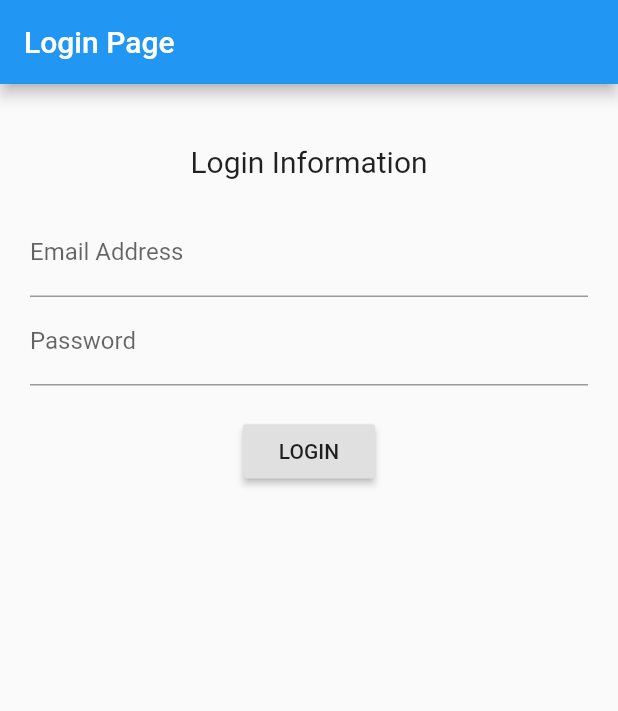
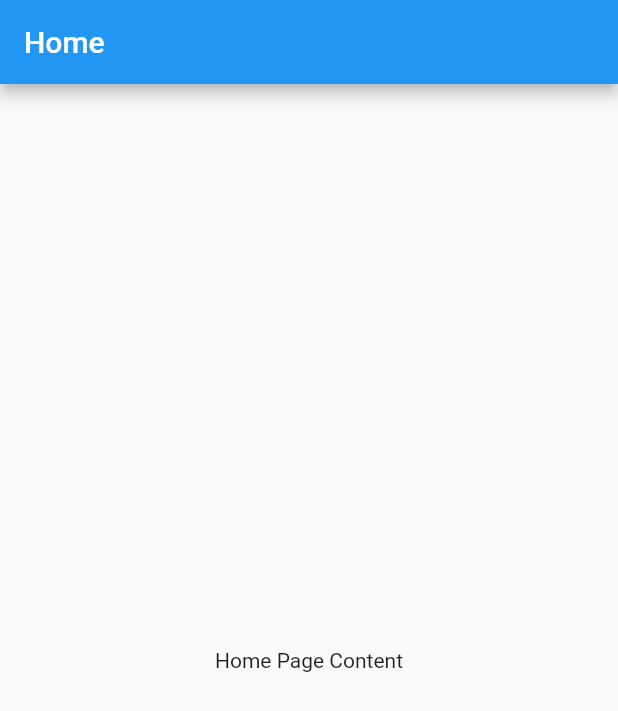
Before and after one commit to vetkolisanket/FlutterFirebaseLogin, a Flutter app: the screen it shows after launch, on a phone screen of 412 x 824 dp. Shown: the top 711 px of the screen. Run offline on Flutter 3.47's test engine with Material 2 defaults, Android fonts, the phone set to English and light mode, and no system bars.

Commit message:
Added empty home page

```diff
--- /dev/null
+++ b/lib/home_page.dart
@@ -0,0 +1,22 @@
+import 'package:flutter/material.dart';
+
+class HomePage extends StatefulWidget {
+  @override
+  State<StatefulWidget> createState() => _HomePageState();
+
+}
+
+class _HomePageState extends State<HomePage> {
+  @override
+  Widget build(BuildContext context) {
+    return Scaffold(
+      appBar: AppBar(
+        title: Text("Home"),
+      ),
+      body: Center(
+        child: Text("Home Page Content"),
+      ),
+    );
+  }
+
+}
--- a/lib/main.dart
+++ b/lib/main.dart
@@ -1,4 +1,5 @@
 import 'package:flutter/material.dart';
+import 'package:simple_firebase_auth/home_page.dart';
 import 'package:simple_firebase_auth/login_page.dart';
 
 void main() => runApp(MyApp());
@@ -21,7 +22,8 @@ class MyApp extends StatelessWidget {
         // is not restarted.
         primarySwatch: Colors.blue,
       ),
-      home: LoginPage(),
+//      home: LoginPage(),
+      home: HomePage(),
     );
   }
 }
```
